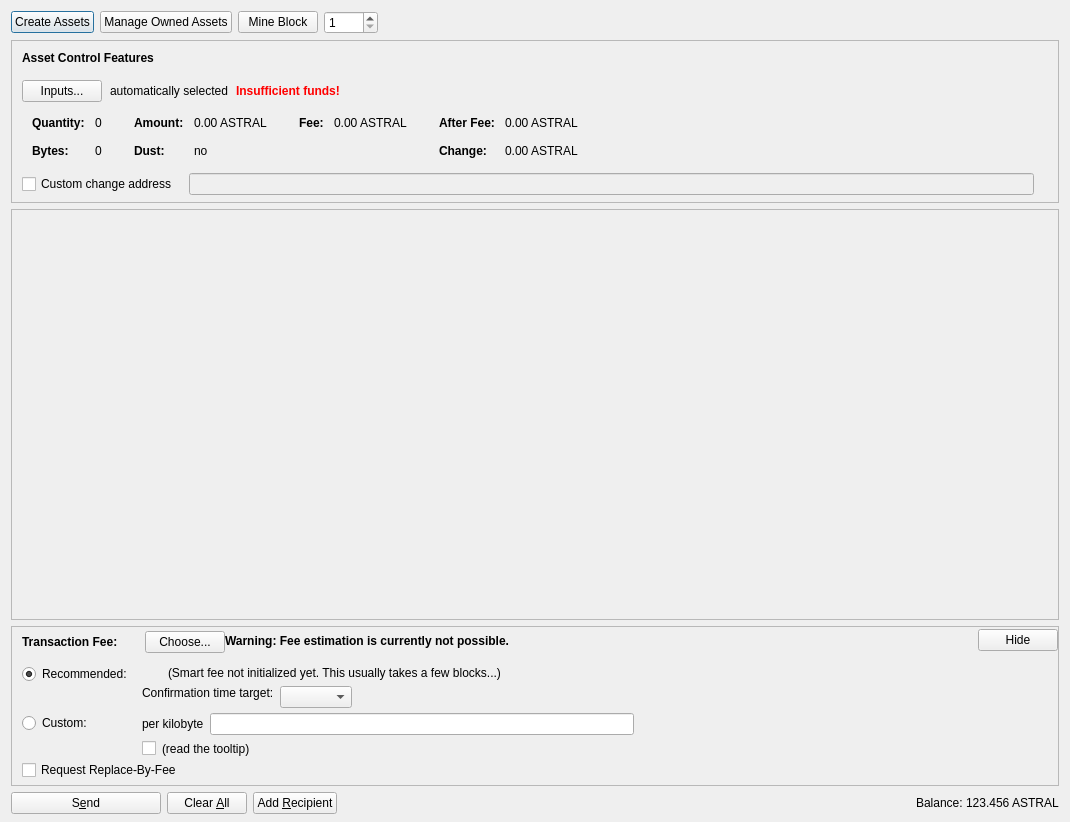
opteron-coin/opteron, file src/qt/forms/assetsdialog.ui: the form before one commit.
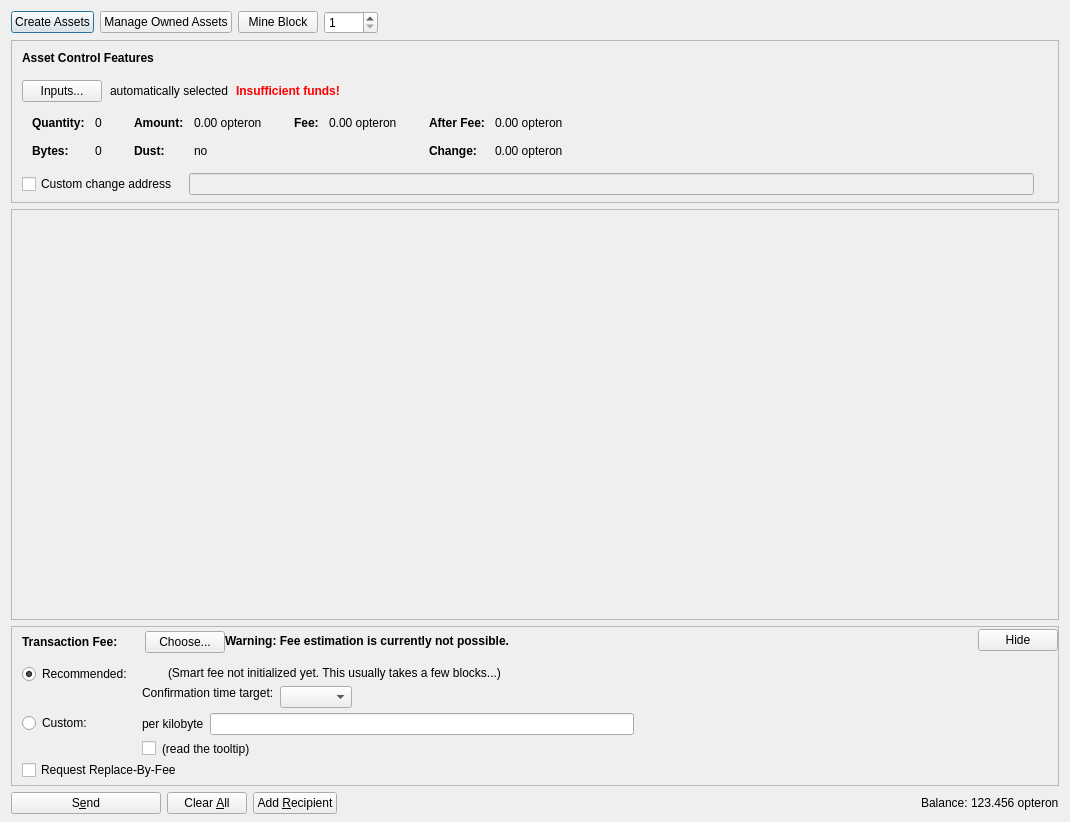
The form after the commit. Icons and pictures are not drawn. Custom widgets are drawn as their Qt base class.

The edit to the form file:
```diff
--- a/src/qt/forms/assetsdialog.ui
+++ b/src/qt/forms/assetsdialog.ui
@@ -384,7 +384,7 @@
                   <enum>Qt::ActionsContextMenu</enum>
                  </property>
                  <property name="text">
-                  <string notr="true">0.00 ASTRAL</string>
+                  <string notr="true">0.00 opteron</string>
                  </property>
                  <property name="textInteractionFlags">
                   <set>Qt::LinksAccessibleByMouse|Qt::TextSelectableByKeyboard|Qt::TextSelectableByMouse</set>
@@ -464,7 +464,7 @@
                   <enum>Qt::ActionsContextMenu</enum>
                  </property>
                  <property name="text">
-                  <string notr="true">0.00 ASTRAL</string>
+                  <string notr="true">0.00 opteron</string>
                  </property>
                  <property name="textInteractionFlags">
                   <set>Qt::LinksAccessibleByMouse|Qt::TextSelectableByKeyboard|Qt::TextSelectableByMouse</set>
@@ -515,7 +515,7 @@
                   <enum>Qt::ActionsContextMenu</enum>
                  </property>
                  <property name="text">
-                  <string notr="true">0.00 ASTRAL</string>
+                  <string notr="true">0.00 opteron</string>
                  </property>
                  <property name="textInteractionFlags">
                   <set>Qt::LinksAccessibleByMouse|Qt::TextSelectableByKeyboard|Qt::TextSelectableByMouse</set>
@@ -544,7 +544,7 @@
                   <enum>Qt::ActionsContextMenu</enum>
                  </property>
                  <property name="text">
-                  <string notr="true">0.00 ASTRAL</string>
+                  <string notr="true">0.00 opteron</string>
                  </property>
                  <property name="textInteractionFlags">
                   <set>Qt::LinksAccessibleByMouse|Qt::TextSelectableByKeyboard|Qt::TextSelectableByMouse</set>
@@ -1307,7 +1307,7 @@
           <cursorShape>IBeamCursor</cursorShape>
          </property>
          <property name="text">
-          <string notr="true">123.456 ASTRAL</string>
+          <string notr="true">123.456 opteron</string>
          </property>
          <property name="textInteractionFlags">
           <set>Qt::LinksAccessibleByMouse|Qt::TextSelectableByKeyboard|Qt::TextSelectableByMouse</set>
```
Left out of the diff: 18 changed lines with no effect on the pictures.
